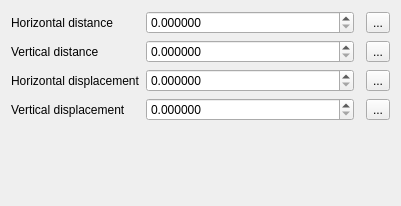
The window that src/ui/symbollayer/widget_pointpatternfill.ui (qgis/QGIS) describes before a commit, drawn with Qt 5.
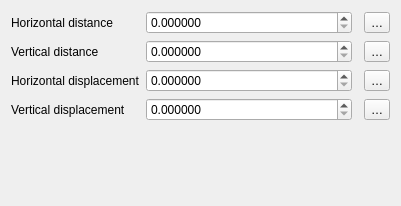
The same window after the commit. Custom widgets are drawn as their Qt base class.

The edit to the form file:
```diff
--- a/src/ui/symbollayer/widget_pointpatternfill.ui
+++ b/src/ui/symbollayer/widget_pointpatternfill.ui
@@ -60,7 +60,7 @@
    <item row="1" column="2">
     <widget class="QgsDataDefinedButton" name="mVerticalDistanceDDBtn">
      <property name="text">
-      <string>...</string>
+      <string>…</string>
      </property>
     </widget>
    </item>
@@ -110,7 +110,7 @@
    <item row="0" column="2">
     <widget class="QgsDataDefinedButton" name="mHorizontalDistanceDDBtn">
      <property name="text">
-      <string>...</string>
+      <string>…</string>
      </property>
     </widget>
    </item>
@@ -160,7 +160,7 @@
    <item row="2" column="2">
     <widget class="QgsDataDefinedButton" name="mHorizontalDisplacementDDBtn">
      <property name="text">
-      <string>...</string>
+      <string>…</string>
      </property>
     </widget>
    </item>
@@ -203,7 +203,7 @@
    <item row="3" column="2">
     <widget class="QgsDataDefinedButton" name="mVerticalDisplacementDDBtn">
      <property name="text">
-      <string>...</string>
+      <string>…</string>
      </property>
     </widget>
    </item>
```
